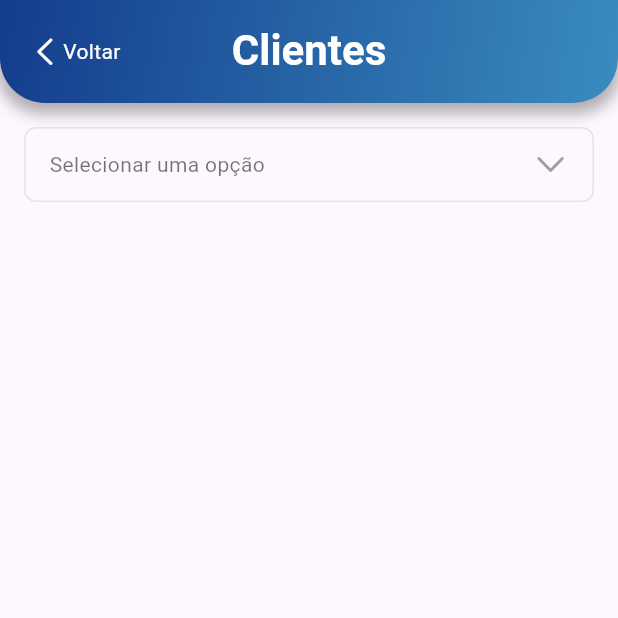
After one commit to TiagoKblo/kodiak_mobile, a Flutter app: the screen it shows after launch, after a tap on "Clientes", on a phone screen of 412 x 824 dp, the top half of it. The commit adds this screen. Run offline on Flutter 3.47's test engine with Material 3 defaults, Android fonts, the phone set to English and light mode, and no system bars; our stand-ins replace cookie_jar, dio, dio_cookie_manager, fl_chart, flutter_dotenv, lottie and 1 more; accounts and stored records are empty.

Commit message:
feat: página de clintes

```diff
--- a/lib/app.dart
+++ b/lib/app.dart
@@ -1,5 +1,5 @@
 import 'package:flutter/material.dart';
-import 'package:kodiak/pages/login_page.dart';
+import 'package:kodiak/pages/home_page.dart';
 
 class MyApp extends StatelessWidget {
   const MyApp({super.key});
@@ -13,7 +13,7 @@ class MyApp extends StatelessWidget {
         colorScheme: ColorScheme.fromSeed(seedColor: Colors.deepPurple),
         useMaterial3: true,
       ),
-      home: const LoginPage(),
+      home: const HomePage(),
     );
   }
 }
--- /dev/null
+++ b/lib/pages/costumer_page.dart
@@ -0,0 +1,436 @@
+import 'package:flutter/cupertino.dart';
+import 'package:flutter/material.dart';
+
+class CostumerPage extends StatefulWidget {
+  const CostumerPage({super.key});
+
+  @override
+  _CostumerPageState createState() => _CostumerPageState();
+}
+
+class _CostumerPageState extends State<CostumerPage> {
+  String _optionSelected = 'Selecionar uma opção';
+  bool _showDetails = false;
+
+  @override
+  Widget build(BuildContext context) {
+    return Scaffold(
+        appBar: AppBar(
+          toolbarHeight: MediaQuery.of(context).size.height / 12,
+          leadingWidth: 90,
+          leading: Container(
+            padding: EdgeInsets.only(left: 10),
+            child: IconButton(
+              icon: const Row(
+                children: [
+                  Icon(
+                    CupertinoIcons.chevron_left,
+                    color: Colors.white,
+                  ),
+                  Text(
+                    'Voltar',
+                    style: TextStyle(color: Colors.white),
+                  )
+                ],
+              ),
+              onPressed: () {
+                if (Navigator.canPop(context)) {
+                  Navigator.pop(context);
+                }
+              },
+            ),
+          ),
+          flexibleSpace: Container(
+            decoration: BoxDecoration(
+              gradient: const LinearGradient(
+                  begin: Alignment.topLeft,
+                  end: Alignment.bottomRight,
+                  colors: [
+                    Color(0xFF143c8c),
+                    Color(0xFF398cbf),
+                  ]),
+              borderRadius:
+                  const BorderRadius.vertical(bottom: Radius.circular(30)),
+              boxShadow: [
+                BoxShadow(
+                    color: Colors.black.withOpacity(0.3),
+                    spreadRadius: 2,
+                    blurRadius: 8,
+                    offset: const Offset(0, 5))
+              ],
+            ),
+          ),
+          title: const Text(
+            'Clientes',
+            style: TextStyle(
+                color: Colors.white, fontWeight: FontWeight.w600, fontSize: 28),
+          ),
+          centerTitle: true,
+        ),
+        body: Stack(
+          children: [
+            Column(
+              crossAxisAlignment: CrossAxisAlignment.stretch,
+              children: [
+                Center(
+                  child: GestureDetector(
+                    onTap: () {
+                      _showOptions(context);
+                    },
+                    child: Container(
+                      margin: const EdgeInsets.all(16.0),
+                      padding: const EdgeInsets.symmetric(
+                          horizontal: 16.0, vertical: 12.0),
+                      decoration: BoxDecoration(
+                        color: Colors.transparent,
+                        borderRadius: BorderRadius.circular(8.0),
+                        border: Border.all(color: Color(0xffe4e4e7)),
+                      ),
+                      child: Row(
+                        mainAxisSize: MainAxisSize.min,
+                        children: [
+                          Expanded(
+                            child: Text(
+                              _optionSelected,
+                              style: const TextStyle(color: Colors.black54),
+                            ),
+                          ),
+                          const Icon(
+                            CupertinoIcons.chevron_down,
+                            color: Colors.grey,
+                          )
+                        ],
+                      ),
+                    ),
+                  ),
+                ),
+              ],
+            ),
+            AnimatedPositioned(
+              duration: const Duration(milliseconds: 300),
+              curve: Curves.easeInOut,
+              top: _showDetails ? 90 : MediaQuery.of(context).size.height,
+              left: 0,
+              right: 0,
+              bottom: 0,
+              child: Container(
+                decoration: BoxDecoration(
+                  gradient: const LinearGradient(
+                      begin: Alignment.topLeft,
+                      end: Alignment.bottomRight,
+                      colors: [
+                        Color(0xFF143c8c),
+                        Color(0xFF398cbf),
+                      ]),
+                  borderRadius:
+                      const BorderRadius.vertical(top: Radius.circular(30)),
+                  boxShadow: [
+                    BoxShadow(
+                        color: Colors.black.withOpacity(0.3),
+                        spreadRadius: 2,
+                        blurRadius: 8,
+                        offset: const Offset(0, -1))
+                  ],
+                ),
+                child: Padding(
+                  padding: const EdgeInsets.symmetric(
+                      vertical: 32.0, horizontal: 24.0),
+                  child: Column(
+                    children: [
+                      Expanded(
+                        child: Container(
+                            padding: const EdgeInsets.all(16.0),
+                            decoration: BoxDecoration(
+                              color: Colors.white,
+                              borderRadius: const BorderRadius.all(
+                                Radius.circular(16.0),
+                              ),
+                              boxShadow: [
+                                BoxShadow(
+                                    color: Colors.black.withOpacity(0.3),
+                                    spreadRadius: 2,
+                                    blurRadius: 8,
+                                    offset: const Offset(0, 5))
+                              ],
+                            ),
+                            child: ClipRRect(
+                              borderRadius: BorderRadius.circular(16.0),
+                              child: SingleChildScrollView(
+                                child: Padding(
+                                  padding: const EdgeInsets.all(8.0),
+                                  child: Column(
+                                    crossAxisAlignment:
+                                        CrossAxisAlignment.start,
+                                    children: [
+                                      const Text(
+                                        'Sobre:',
+                                        style: TextStyle(
+                                          color: Color(0xFF143c8c),
+                                          fontSize: 12,
+                                          fontWeight: FontWeight.bold,
+                                        ),
+                                      ),
+                                      const SizedBox(
+                                        height: 4.0,
+                                      ),
+                                      Text(
+                                        _optionSelected,
+                                        style: const TextStyle(
+                                          fontSize: 18,
+                                          color: Colors.black,
+                                        ),
+                                      ),
+                                      const SizedBox(
+                                        height: 12.0,
+                                      ),
+                                      Row(
+                                        children: [
+                                          Expanded(
+                                            child: Divider(
+                                              color: Colors.grey.shade300,
+                                              thickness: 1,
+                                              indent: 8,
+                                              endIndent: 8,
+                                            ),
+                                          )
+                                        ],
+                                      ),
+                                      const SizedBox(
+                                        height: 12.0,
+                                      ),
+                                      const Column(
+                                        crossAxisAlignment:
+                                            CrossAxisAlignment.start,
+                                        children: [
+                                          Row(
+                                            mainAxisAlignment:
+                                                MainAxisAlignment.center,
+                                            crossAxisAlignment:
+                                                CrossAxisAlignment.center,
+                                            children: [
+                                              Icon(
+                                                CupertinoIcons.cube_fill,
+                                                color: Color(0xFF143c8c),
+                                                size: 18,
+                                              ),
+                                              SizedBox(
+                                                width: 8.0,
+                                              ),
+                                              Text(
+                                                'Produtos mais comprados',
+                                                style: TextStyle(
+                                                  fontSize: 18,
+                                                  fontWeight: FontWeight.w600,
+                                                  color: Color(0xFF143c8c),
+                                                ),
+                                              ),
+                                            ],
+                                          ),
+                                          ListTile(
+                                            title: Text('Produto 1'),
+                                            subtitle: Text('Descrição 1'),
+                                          ),
+                                          ListTile(
+                                            title: Text('Produto 2'),
+                                            subtitle: Text('Descrição 2'),
+                                          ),
+                                          ListTile(
+                                            title: Text('Produto 3'),
+                                            subtitle: Text('Descrição 3'),
+                                          ),
+                                        ],
+                                      )
+                                    ],
+                                  ),
+                                ),
+                              ),
+                            )),
+                      ),
+                      const SizedBox(
+                        height: 32.0,
+                      ),
+                      Expanded(
+                        child: Container(
+                            padding: const EdgeInsets.all(16.0),
+                            decoration: BoxDecoration(
+                              color: Colors.white,
+                              borderRadius: const BorderRadius.all(
+                                Radius.circular(16.0),
+                              ),
+                              boxShadow: [
+                                BoxShadow(
+                                    color: Colors.black.withOpacity(0.3),
+                                    spreadRadius: 2,
+                                    blurRadius: 8,
+                                    offset: const Offset(0, 5))
+                              ],
+                            ),
+                            child: ClipRRect(
+                              borderRadius: BorderRadius.circular(16.0),
+                              child: const SingleChildScrollView(
+                                child: Padding(
+                                  padding: EdgeInsets.all(8.0),
+                                  child: Column(
+                                    crossAxisAlignment:
+                                        CrossAxisAlignment.start,
+                                    children: [
+                                      Column(
+                                        crossAxisAlignment:
+                                            CrossAxisAlignment.start,
+                                        children: [
+                                          Row(
+                                            mainAxisAlignment:
+                                                MainAxisAlignment.center,
+                                            crossAxisAlignment:
+                                                CrossAxisAlignment.center,
+                                            children: [
+                                              Icon(
+                                                CupertinoIcons.bag_fill,
+                                                color: Color(0xFF143c8c),
+                                                size: 18,
+                                              ),
+                                              SizedBox(
+                                                width: 8.0,
+                                              ),
+                                              Text(
+                                                'Últimas compras',
+                                                style: TextStyle(
+                                                  fontSize: 18,
+                                                  fontWeight: FontWeight.w600,
+                                                  color: Color(0xFF143c8c),
+                                                ),
+                                              ),
+                                            ],
+                                          ),
+                                          ListTile(
+                                            title: Text('Compra 1'),
+                                            trailing: Text(
+                                              'Valor: R\$2.000',
+                                              style: TextStyle(fontSize: 14),
+                                            ),
+                                          ),
+                                          ListTile(
+                                            title: Text('Compra 2'),
+                                            trailing: Text(
+                                              'Valor: R\$5.500',
+                                              style: TextStyle(fontSize: 14),
+                                            ),
+                                          ),
+                                          ListTile(
+                                            title: Text('Compra 3'),
+                                            trailing: Text(
+                                              'Valor: R\$3.000',
+                                              style: TextStyle(fontSize: 14),
+                                            ),
+                                          ),
+                                          Row(
+                                            children: [
+                                              Expanded(
+                                                child: Divider(
+                                                  color: Colors.grey,
+                                                  thickness: 1,
+                                                  indent: 8,
+                                                  endIndent: 8,
+                                                ),
+                                              )
+                                            ],
+                                          ),
+                                          ListTile(
+                                            title: Text('Total comprado:'),
+                                            trailing: Text(
+                                              'Valor: R\$10.500',
+                                              style: TextStyle(fontSize: 14),
+                                            ),
+                                          ),
+                                        ],
+                                      ),
+                                    ],
+                                  ),
+                                ),
+                              ),
+                            )),
+                      ),
+                    ],
+                  ),
+                ),
+              ),
+            ),
+          ],
+        ));
+  }
+
+  void _showOptions(BuildContext context) async {
+    final options = [
+      'Cliente 1',
+      'Cliente 2',
+      'Cliente 3',
+      'Cliente 4',
+      'Cliente 5',
+      'Cliente 6',
+      'Cliente 7',
+      'Cliente 8',
+    ];
+
+    final option = await showModalBottomSheet<String>(
+      context: context,
+      shape: const RoundedRectangleBorder(
+          borderRadius: BorderRadius.vertical(top: Radius.circular(20))),
+      builder: (BuildContext context) {
+        return Container(
+          decoration: const BoxDecoration(
+              color: Colors.white,
+              borderRadius: BorderRadius.vertical(top: Radius.circular(20))),
+          height: MediaQuery.of(context).size.height,
+          padding: const EdgeInsets.symmetric(vertical: 8.0),
+          child: Padding(
+            padding:
+                const EdgeInsets.symmetric(vertical: 12.0, horizontal: 16.0),
+            child: ListView.builder(
+              itemCount: options.length,
+              itemBuilder: (context, index) {
+                return Container(
+                  margin: const EdgeInsets.symmetric(vertical: 8.0),
+                  decoration: const BoxDecoration(
+                    gradient: LinearGradient(
+                        begin: Alignment.topLeft,
+                        end: Alignment.bottomRight,
+                        colors: [
+                          Color(0xFF143c8c),
+                          Color(0xFF398cbf),
+                        ]),
+                    borderRadius: BorderRadius.all(
+                      Radius.circular(8.0),
+                    ),
+                  ),
+                  child: ListTile(
+                    title: Text(
+                      options[index],
+                      style:
+                          const TextStyle(color: Colors.white, fontSize: 18.0),
+                    ),
+                    trailing: Icon(
+                      _optionSelected == options[index]
+                          ? CupertinoIcons.check_mark_circled
+                          : CupertinoIcons.circle,
+                      color: Colors.white,
+                    ),
+                    contentPadding:
+                        const EdgeInsets.symmetric(horizontal: 24.0),
+                    onTap: () => Navigator.pop(context, options[index]),
+                  ),
+                );
+              },
+            ),
+          ),
+        );
+      },
+    );
+
+    if (option != null) {
+      setState(() {
+        _optionSelected = option;
+        _showDetails = true;
+      });
+    }
+  }
+}
--- a/lib/pages/home_page.dart
+++ b/lib/pages/home_page.dart
@@ -1,5 +1,6 @@
 import 'package:flutter/cupertino.dart';
 import 'package:flutter/material.dart';
+import 'package:kodiak/pages/costumer_page.dart';
 import 'package:kodiak/pages/sales_page.dart';
 import 'package:kodiak/providers/user_provider.dart';
 import 'package:page_transition/page_transition.dart';
@@ -93,11 +94,13 @@ class HomePage extends StatelessWidget {
                       ),
                       Text(
                         user?.tradeName ?? 'Empresa',
-                        style: const TextStyle(fontSize: 16, color: Color(0xFFf1faee)),
+                        style: const TextStyle(
+                            fontSize: 16, color: Color(0xFFf1faee)),
                       ),
                       Text(
-                        user?.position ??'Vendedor',
-                        style: const TextStyle(fontSize: 16, color: Color(0xFFf1faee)),
+                        user?.position ?? 'Vendedor',
+                        style: const TextStyle(
+                            fontSize: 16, color: Color(0xFFf1faee)),
                       )
                     ],
                   ),
@@ -118,11 +121,26 @@ class HomePage extends StatelessWidget {
                   mainAxisAlignment: MainAxisAlignment.spaceEvenly,
                   children: [
                     buildSquareButton(CupertinoIcons.bag_fill, 'Vendas', () {
-                      Navigator.push(context, PageTransition(
-                        type: PageTransitionType.size, alignment: Alignment.center, duration: const Duration(milliseconds: 300), child: const SalesPage(), curve: Curves.easeInOut
-                      ));
+                      Navigator.push(
+                          context,
+                          PageTransition(
+                              type: PageTransitionType.size,
+                              alignment: Alignment.center,
+                              duration: const Duration(milliseconds: 300),
+                              child: const SalesPage(),
+                              curve: Curves.easeInOut));
                     }),
-                    buildSquareButton(CupertinoIcons.bag_fill, 'Vendas', () {})
+                    buildSquareButton(CupertinoIcons.person_2_alt, 'Clientes',
+                        () {
+                      Navigator.push(
+                          context,
+                          PageTransition(
+                              type: PageTransitionType.size,
+                              alignment: Alignment.center,
+                              duration: const Duration(milliseconds: 300),
+                              child: CostumerPage(),
+                              curve: Curves.easeInOut));
+                    })
                   ],
                 ),
               ),
@@ -224,7 +242,8 @@ Widget buildSquareButton(IconData icon, String label, VoidCallback onPressed) {
                 ),
                 Text(
                   label,
-                  style: const TextStyle(color: const Color(0xFFf1faee), fontSize: 24),
+                  style: const TextStyle(
+                      color: const Color(0xFFf1faee), fontSize: 24),
                 )
               ],
             ))),
--- a/pubspec.yaml
+++ b/pubspec.yaml
@@ -44,6 +44,7 @@ dependencies:
   page_transition: ^2.1.0
   provider: ^6.1.2
   fl_chart: ^0.69.0
+  dropdown_search: ^6.0.1
 
 dev_dependencies:
   flutter_test:
```
Also changed, not shown: pubspec.lock. Lines whose indentation alone changed are shown as unchanged.
